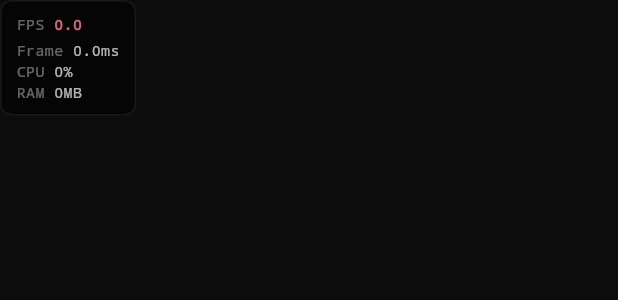
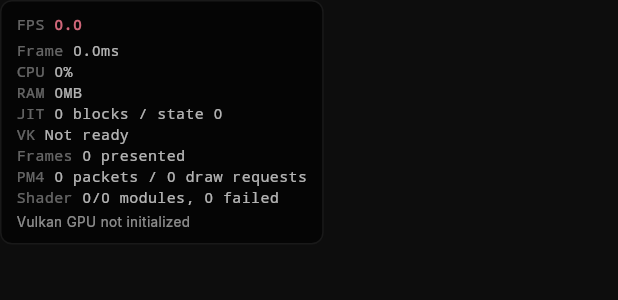
Before and after one commit to kuaan08/Android, a Flutter app: the MetricsOverlay widget shown alone on an empty page, opened directly, on a phone screen of 412 x 824 dp. Shown: the top 300 px of the screen. Run offline on Flutter 3.47's test engine with Material 3 defaults, Android fonts, the light colour scheme and no system bars; our stand-ins replace file_picker, flutter_riverpod, freezed_annotation, go_router, google_fonts, hive_flutter and 2 more; missing offline and left inert: dart:ffi; accounts and stored records are empty; generated files the repository leaves out were written again.

Commit message:
Show actual PM4, Vulkan, rendered frames and shader compilation attempts in FPS overlay

```diff
--- a/lib/features/emulation/widgets/metrics_overlay.dart
+++ b/lib/features/emulation/widgets/metrics_overlay.dart
@@ -37,6 +37,7 @@
   @override
   Widget build(BuildContext context) {
     return Container(
+      constraints: const BoxConstraints(maxWidth: 310),
       padding: const EdgeInsets.symmetric(horizontal: 10, vertical: 8),
       decoration: BoxDecoration(
         color: Colors.black.withAlpha(160),
@@ -59,8 +60,21 @@
           _MetricRow(label: 'RAM', value: '${(_metrics.ramUsageBytes / 1024 / 1024).toStringAsFixed(0)}MB'),
           if (_metrics.gpuTempCelsius > 0)
             _MetricRow(label: 'GPU', value: '${_metrics.gpuTempCelsius.toStringAsFixed(0)}°C'),
-          if (_metrics.jitBlocksCompiled > 0)
-            _MetricRow(label: 'JIT', value: '${_metrics.jitBlocksCompiled}blk'),
+          _MetricRow(label: 'JIT', value: '${_metrics.jitBlocksCompiled} blocks / state ${_metrics.jitState}'),
+          _MetricRow(label: 'VK', value: _metrics.gpuState == 2 ? 'Ready' : _metrics.gpuState == 3 ? 'Failed' : 'Not ready'),
+          _MetricRow(label: 'Frames', value: '${_metrics.framesPresented} presented'),
+          _MetricRow(label: 'PM4', value: '${_metrics.pm4Packets} packets / ${_metrics.pm4DrawAttempts} draw requests'),
+          _MetricRow(label: 'Shader', value: '${_metrics.shaderCompiled}/${_metrics.shaderAttempts} modules, ${_metrics.shaderFailed} failed'),
+          if (_metrics.shaderBusy)
+            const Text('Compiling a Vulkan shader module...',
+                style: TextStyle(fontSize: 10, color: Colors.amber)),
+          const SizedBox(height: 3),
+          ConstrainedBox(
+            constraints: const BoxConstraints(maxWidth: 290),
+            child: Text(_metrics.gpuName,
+                maxLines: 2, overflow: TextOverflow.ellipsis,
+                style: const TextStyle(fontSize: 9, color: Colors.white54)),
+          ),
         ],
       ),
     );
```
